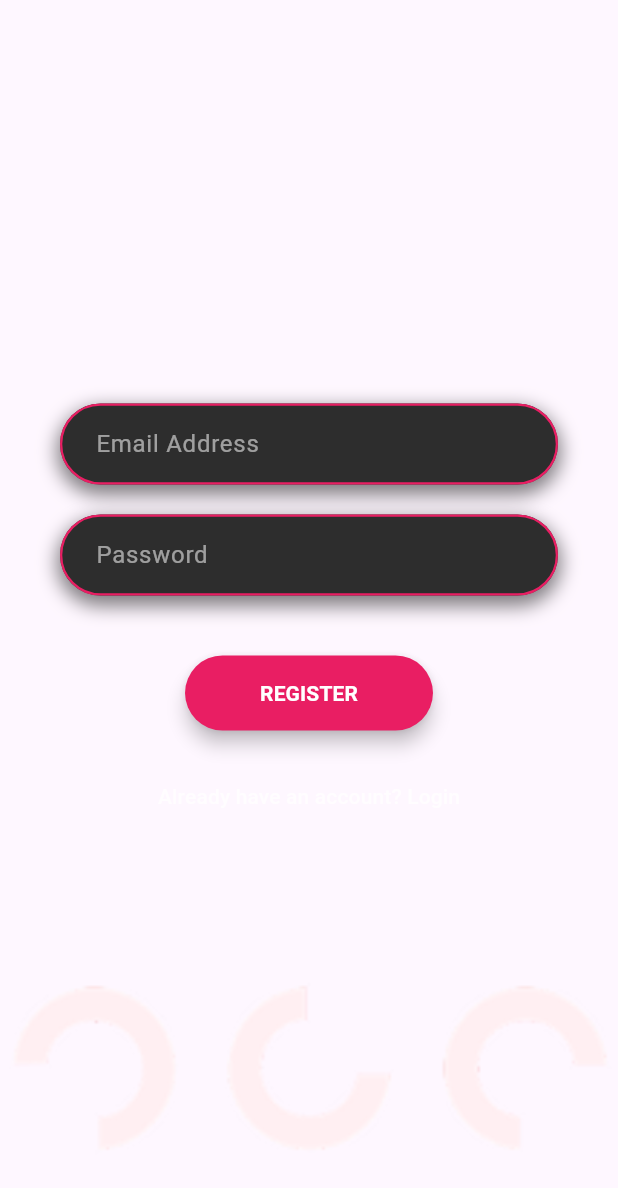
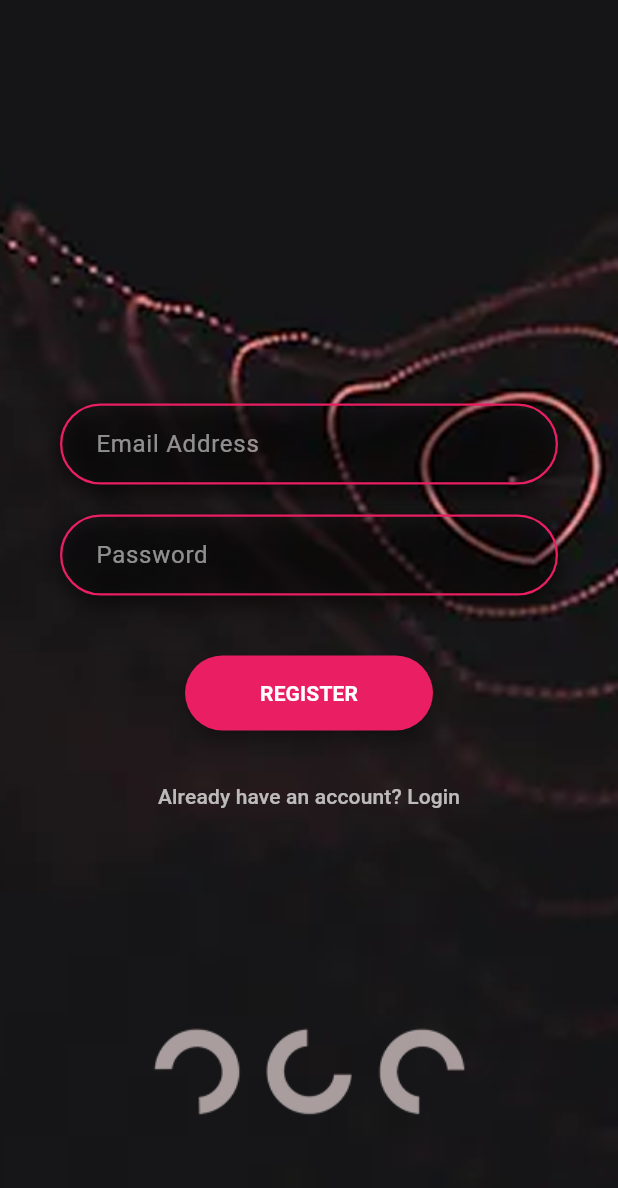
Before and after one commit to Nathi2266/khono-buzz, a Flutter app: the screen it shows after launch, on a phone screen of 412 x 824 dp. Shown: the top 1188 px of the screen. Run offline on Flutter 3.47's test engine with Material 3 defaults, Android fonts, the phone set to English and light mode, and no system bars.

Commit message:
Remove database.db, add flutter_01.png asset, and implement BlinkingImage widget in auth_screens.dart for enhanced UI effects in login and registration screens.

```diff
--- a/khonobuzz/lib/auth_screens.dart
+++ b/khonobuzz/lib/auth_screens.dart
@@ -1,5 +1,6 @@
 import 'package:flutter/material.dart';
 import 'package:khonobuzz/main.dart'; // Import main.dart for AuthService and controllers
+import 'dart:async'; // Added this import
 
 // A custom reusable widget for the styled TextField.
 class CustomTextField extends StatelessWidget {
@@ -40,7 +41,7 @@ class CustomTextField extends StatelessWidget {
           hintText: hintText,
           hintStyle: const TextStyle(color: Colors.white54), // Hint text is a lighter white
           filled: true,
-          fillColor: const Color(0xFF2d2d2d), // A dark gray color for the text field interior
+          fillColor: Colors.transparent, // Changed to transparent
           border: OutlineInputBorder(
             borderRadius: BorderRadius.circular(30.0),
             borderSide: BorderSide.none, // No side border for a cleaner look
@@ -69,6 +70,95 @@ class CustomTextField extends StatelessWidget {
   }
 }
 
+// A custom reusable widget for a blinking image.
+class BlinkingImage extends StatefulWidget {
+  final String imagePath;
+
+  const BlinkingImage({
+    Key? key,
+    required this.imagePath,
+  }) : super(key: key);
+
+  @override
+  _BlinkingImageState createState() => _BlinkingImageState();
+}
+
+class _BlinkingImageState extends State<BlinkingImage>
+    with SingleTickerProviderStateMixin {
+  late AnimationController _controller;
+  late Animation<double> _animation;
+  int _blinkCount = 0;
+  Timer? _delayTimer;
+
+  @override
+  void initState() {
+    super.initState();
+
+    _controller = AnimationController(
+      vsync: this,
+      duration: const Duration(seconds: 4), // Duration for one fade (e.g., fade out or fade in)
+    );
+
+    // Animation from opaque (1.0) to transparent (0.0)
+    _animation = Tween<double>(begin: 1.0, end: 0.0).animate(CurvedAnimation(
+      parent: _controller,
+      curve: Curves.easeInOut,
+    ));
+
+    _controller.addListener(() {
+      if (_controller.status == AnimationStatus.completed) {
+        // Animation completed (image faded out), now reverse to fade in
+        _controller.reverse();
+      } else if (_controller.status == AnimationStatus.dismissed) {
+        // Animation dismissed (image faded in)
+        _blinkCount++;
+        if (_blinkCount < 2) {
+          // If less than two blinks completed, start fading out again for the next blink
+          _controller.forward();
+        } else {
+          // Two blinks completed, reset count and start the 5-second delay
+          _blinkCount = 0;
+          _startDelayTimer();
+        }
+      }
+    });
+
+    // Start the initial 5-second delay
+    _startDelayTimer();
+  }
+
+  void _startDelayTimer() {
+    // Ensure the controller is reset to its initial state (fully opaque) before delay
+    // The animation is from 1.0 to 0.0, so controller.value = 0.0 corresponds to opaque.
+    _controller.value = 0.0;
+    _delayTimer?.cancel();
+    _delayTimer = Timer(const Duration(seconds: 8), () { // Changed from 8 seconds to 7 seconds
+      // After 7 seconds, start the first fade out for the blinking effect
+      _controller.forward();
+    });
+  }
+
+  @override
+  void dispose() {
+    _delayTimer?.cancel();
+    _controller.dispose();
+    super.dispose();
+  }
+
+  @override
+  Widget build(BuildContext context) {
+    return AnimatedBuilder(
+      animation: _animation,
+      builder: (context, child) {
+        return Opacity(
+          opacity: _animation.value,
+          child: Image.asset(widget.imagePath),
+        );
+      },
+    );
+  }
+}
+
 // This is the main widget for your login screen.
 class LoginScreen extends StatelessWidget {
   final TextEditingController usernameController;
@@ -87,8 +177,17 @@ class LoginScreen extends StatelessWidget {
   @override
   Widget build(BuildContext context) {
     return Scaffold(
-      backgroundColor: Colors.transparent, // Set to transparent to show the background image from MainApp
-      body: Center(
+      backgroundColor: Colors.transparent, // Reverted to transparent for background image
+      body: Stack(
+        children: [
+          // Background Image
+          Positioned.fill(
+            child: Image.asset(
+              'assets/images/backgroud.png',
+              fit: BoxFit.cover,
+            ),
+          ),
+          Center(
             child: Padding(
               padding: const EdgeInsets.symmetric(horizontal: 40.0),
               child: Column(
@@ -141,6 +240,16 @@ class LoginScreen extends StatelessWidget {
               ),
             ),
           ),
+          Positioned(
+            bottom: 0,
+            left: 0,
+            right: 0,
+            child: BlinkingImage(
+              imagePath: 'assets/images/discs.png',
+            ),
+          ),
+        ],
+      ),
     );
   }
 }
@@ -162,8 +271,17 @@ class RegisterScreen extends StatelessWidget {
   @override
   Widget build(BuildContext context) {
     return Scaffold(
-      backgroundColor: Colors.transparent, // Set to transparent to show the background image from MainApp
-      body: Center(
+      backgroundColor: Colors.transparent, // Reverted to transparent for background image
+      body: Stack(
+        children: [
+          // Background Image
+          Positioned.fill(
+            child: Image.asset(
+              'assets/images/backgroud.png',
+              fit: BoxFit.cover,
+            ),
+          ),
+          Center(
             child: Padding(
               padding: const EdgeInsets.symmetric(horizontal: 40.0),
               child: Column(
@@ -216,6 +334,16 @@ class RegisterScreen extends StatelessWidget {
               ),
             ),
           ),
+          Positioned(
+            bottom: 0,
+            left: 0,
+            right: 0,
+            child: BlinkingImage(
+              imagePath: 'assets/images/discs.png',
+            ),
+          ),
+        ],
+      ),
     );
   }
 }
--- a/khonobuzz/lib/main.dart
+++ b/khonobuzz/lib/main.dart
@@ -152,15 +152,6 @@ class _MainAppState extends State<MainApp> {
                 ),
               ],
             ),
-            Positioned(
-              bottom: 0,
-              left: 0,
-              right: 0,
-              child: Image.asset(
-                'assets/images/discs.png',
-                fit: BoxFit.fitWidth, // Adjust as needed to match the image
-              ),
-            ),
           ],
         ),
       ),
```
Also changed, not shown: khonobuzz/flutter_01.png (added), 1 other file. Lines whose indentation alone changed are shown as unchanged.
